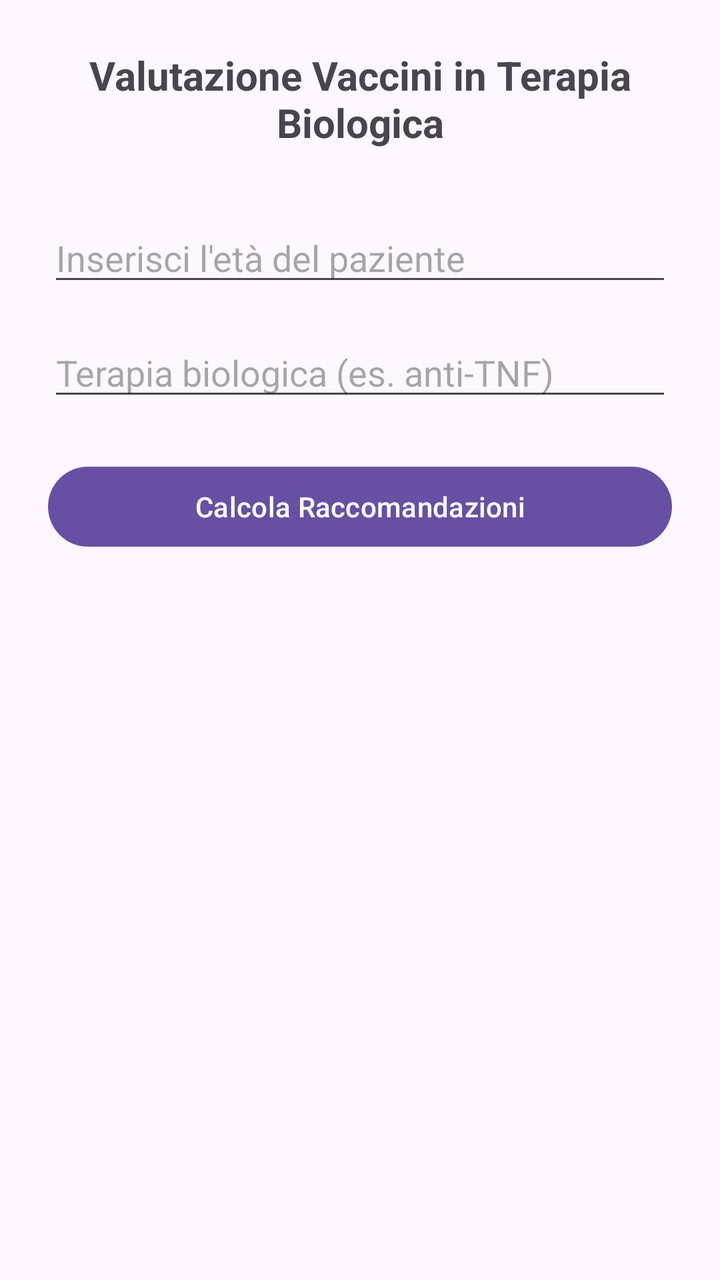
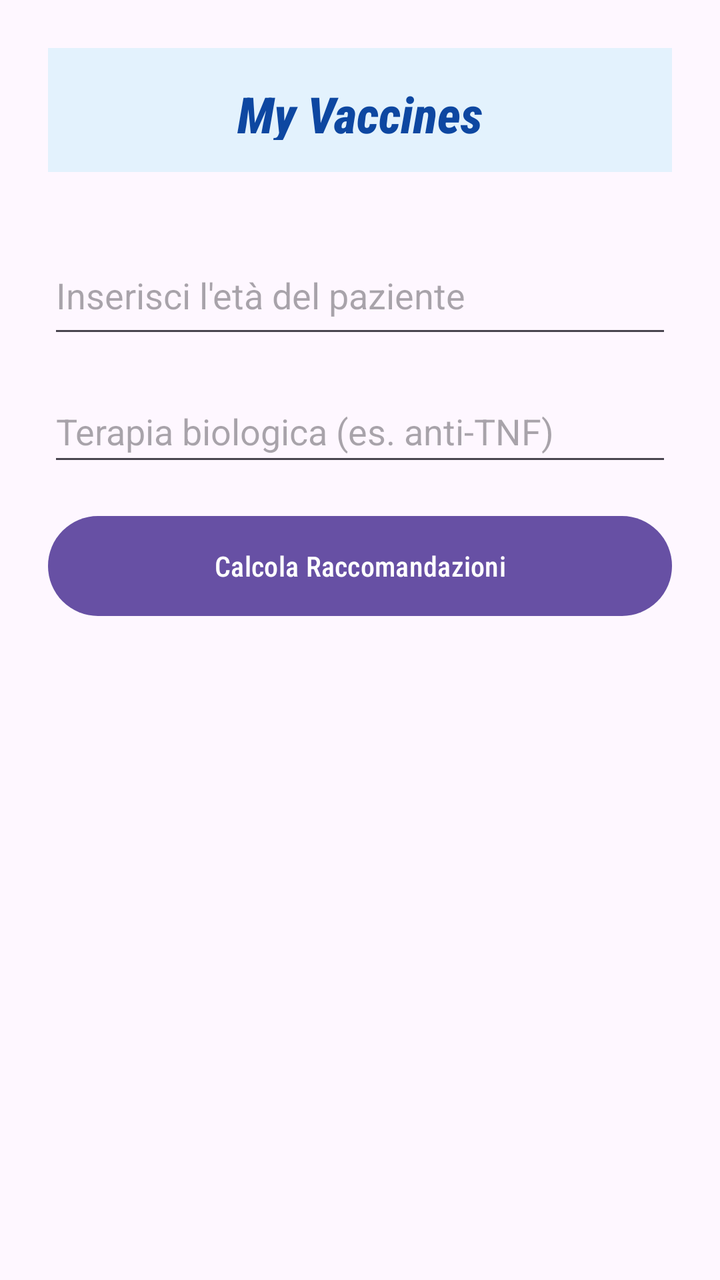

Before-and-after screenshots of an Android layout around one commit, followed by the original layout XML and the change that was made.
<!-- AndroidManifest.xml: application theme Theme.MyVaccines -->
<!-- res/layout/activity_main.xml -->
<?xml version="1.0" encoding="utf-8"?>
<LinearLayout xmlns:android="http://schemas.android.com/apk/res/android"
    android:layout_width="match_parent"
    android:layout_height="match_parent"
    android:orientation="vertical"
    android:padding="24dp"
    android:gravity="center_horizontal">

    
    <TextView
        android:layout_width="wrap_content"
        android:layout_height="wrap_content"
        android:text="Valutazione Vaccini in Terapia Biologica"
        android:textSize="20sp"
        android:textStyle="bold"
        android:gravity="center"
        android:layout_marginBottom="32dp"/>

    
    <EditText
        android:id="@+id/etEta"
        android:layout_width="match_parent"
        android:layout_height="wrap_content"
        android:hint="Inserisci l'età del paziente"
        android:inputType="number"
        android:layout_marginBottom="16dp"/>

    
    <EditText
        android:id="@+id/etTerapia"
        android:layout_width="match_parent"
        android:layout_height="wrap_content"
        android:hint="Terapia biologica (es. anti-TNF)"
        android:inputType="text"
        android:layout_marginBottom="24dp"/>

    
    <Button
        android:id="@+id/btnCalcola"
        android:layout_width="match_parent"
        android:layout_height="wrap_content"
        android:text="Calcola Raccomandazioni"/>

</LinearLayout>
<!-- resources referenced by this layout -->
<resources>
  <style name="Theme.MyVaccines" parent="Base.Theme.MyVaccines" />
  <style name="Base.Theme.MyVaccines" parent="Theme.Material3.DayNight.NoActionBar">
          
          
      </style>
</resources>

<!-- the commit's change to res/layout/activity_main.xml (unified diff, before → after) -->
@@ -8,37 +8,44 @@
 
     
     <TextView
-        android:layout_width="wrap_content"
-        android:layout_height="wrap_content"
-        android:text="Valutazione Vaccini in Terapia Biologica"
-        android:textSize="20sp"
-        android:textStyle="bold"
+        android:layout_width="match_parent"
+        android:layout_height="62dp"
+        android:layout_marginBottom="32dp"
+        android:background="#E3F2FD"
+        android:fontFamily="sans-serif-condensed-medium"
         android:gravity="center"
-        android:layout_marginBottom="32dp"/>
+        android:textStyle="bold | italic"
+        android:padding="16dp"
+        android:text="My Vaccines"
+        android:textColor="#0D47A1"
+        android:textSize="25sp" />
+
 
     
+
     <EditText
         android:id="@+id/etEta"
         android:layout_width="match_parent"
-        android:layout_height="wrap_content"
+        android:layout_height="56dp"
+        android:layout_marginBottom="16dp"
         android:hint="Inserisci l'età del paziente"
-        android:inputType="number"
-        android:layout_marginBottom="16dp"/>
+        android:inputType="number" />
 
     
     <EditText
         android:id="@+id/etTerapia"
         android:layout_width="match_parent"
-        android:layout_height="wrap_content"
+        android:layout_height="48dp"
+        android:layout_marginBottom="16dp"
         android:hint="Terapia biologica (es. anti-TNF)"
-        android:inputType="text"
-        android:layout_marginBottom="24dp"/>
+        android:inputType="text" />
 
     
     <Button
         android:id="@+id/btnCalcola"
+        android:fontFamily="sans-serif-condensed-medium"
         android:layout_width="match_parent"
-        android:layout_height="wrap_content"
-        android:text="Calcola Raccomandazioni"/>
+        android:layout_height="58dp"
+        android:text="Calcola Raccomandazioni" />
 
 </LinearLayout>
